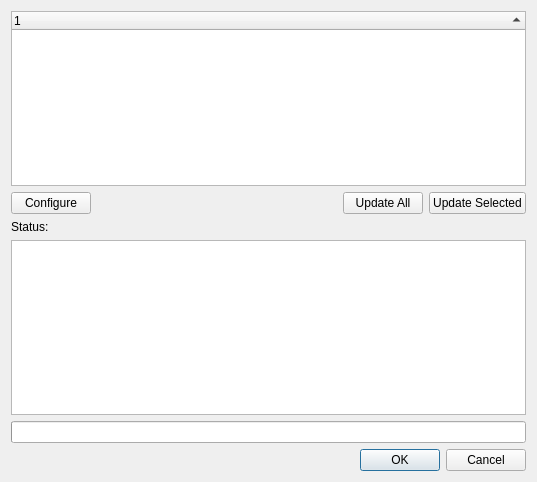
This is kmymoney/dialogs/kequitypriceupdatedlgdecl.ui in KDE/kmymoney as Qt 5 draws it before an edit. The edited form follows.
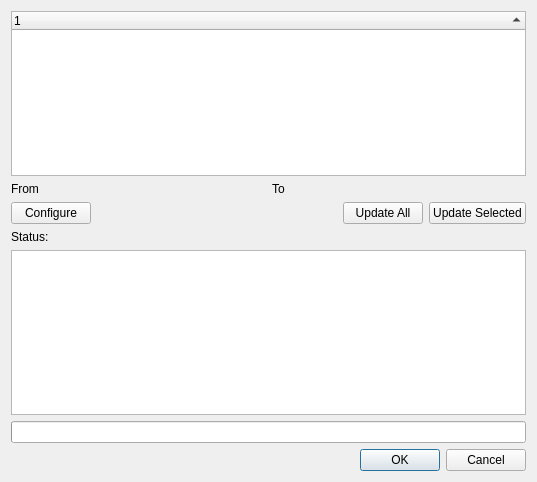
This is the edited form. Custom widgets are drawn as their Qt base class.

Diff of the .ui file:
```diff
--- a/kmymoney/dialogs/kequitypriceupdatedlgdecl.ui
+++ b/kmymoney/dialogs/kequitypriceupdatedlgdecl.ui
@@ -14,7 +14,7 @@
   <property name="windowTitle">
    <string>Update Stock and Currency Prices</string>
   </property>
-  <layout class="QVBoxLayout">
+  <layout class="QVBoxLayout" name="verticalLayout">
    <item>
     <widget class="QTreeWidget" name="lvEquityList">
      <property name="minimumSize">
@@ -51,6 +51,30 @@
      </column>
     </widget>
    </item>
+   <item>
+    <layout class="QHBoxLayout" name="horizontalLayout">
+     <item>
+      <widget class="QLabel" name="label_2">
+       <property name="text">
+        <string>From</string>
+       </property>
+      </widget>
+     </item>
+     <item>
+      <widget class="kMyMoneyDateInput" name="m_fromDate" native="true"/>
+     </item>
+     <item>
+      <widget class="QLabel" name="label">
+       <property name="text">
+        <string>To</string>
+       </property>
+      </widget>
+     </item>
+     <item>
+      <widget class="kMyMoneyDateInput" name="m_toDate" native="true"/>
+     </item>
+    </layout>
+   </item>
    <item>
     <layout class="QHBoxLayout">
      <item>
@@ -128,6 +152,11 @@
    <extends>QTextEdit</extends>
    <header>ktextedit.h</header>
   </customwidget>
+  <customwidget>
+   <class>kMyMoneyDateInput</class>
+   <extends>QWidget</extends>
+   <header>kmymoneydateinput.h</header>
+  </customwidget>
  </customwidgets>
  <resources/>
  <connections/>
```
